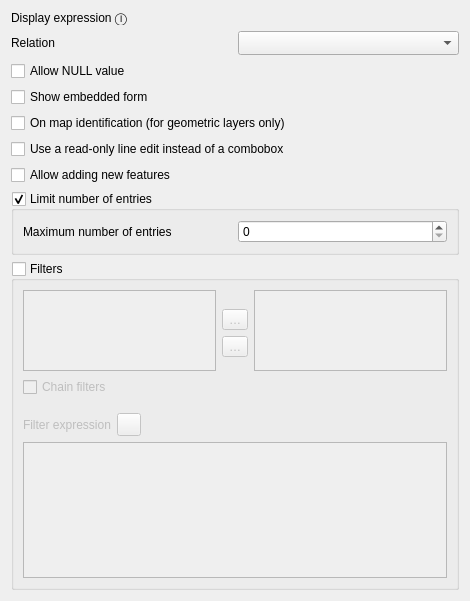
Above: src/ui/editorwidgets/qgsrelationreferenceconfigdlgbase.ui from carsmie/QGIS before the change. Below: the same form after it.
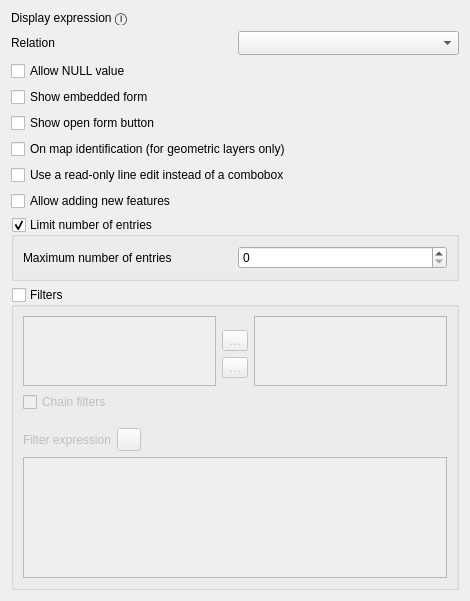
That is the form after the change. Icons and pictures are not drawn. Custom widgets are drawn as their Qt base class.

Commit message: fix missing widget

Patch:
```diff
--- a/src/ui/editorwidgets/qgsrelationreferenceconfigdlgbase.ui
+++ b/src/ui/editorwidgets/qgsrelationreferenceconfigdlgbase.ui
@@ -21,7 +21,7 @@
      </property>
     </widget>
    </item>
-   <item row="6" column="0" colspan="2">
+   <item row="7" column="0" colspan="2">
     <widget class="QCheckBox" name="mCbxAllowAddFeatures">
      <property name="text">
       <string>Allow adding new features</string>
@@ -45,14 +45,14 @@
      </property>
     </widget>
    </item>
-   <item row="5" column="0" colspan="2">
+   <item row="6" column="0" colspan="2">
     <widget class="QCheckBox" name="mCbxReadOnly">
      <property name="text">
       <string>Use a read-only line edit instead of a combobox</string>
      </property>
     </widget>
    </item>
-   <item row="4" column="0" colspan="2">
+   <item row="5" column="0" colspan="2">
     <widget class="QCheckBox" name="mCbxMapIdentification">
      <property name="text">
       <string>On map identification (for geometric layers only)</string>
@@ -76,7 +76,7 @@
      </property>
     </widget>
    </item>
-   <item row="8" column="0" colspan="2">
+   <item row="9" column="0" colspan="2">
     <widget class="QgsCollapsibleGroupBox" name="mFilterGroupBox">
      <property name="title">
       <string>Filters</string>
@@ -193,7 +193,7 @@
      </layout>
     </widget>
    </item>
-   <item row="7" column="0" colspan="2">
+   <item row="8" column="0" colspan="2">
     <widget class="QGroupBox" name="mFetchLimitGroupBox">
      <property name="toolTip">
       <string>If no limit is set, all entries are loaded.</string>
@@ -225,6 +225,13 @@
      </property>
     </widget>
    </item>
+   <item row="4" column="0" colspan="2">
+    <widget class="QCheckBox" name="mCbxShowOpenFormButton">
+     <property name="text">
+      <string>Show open form button</string>
+     </property>
+    </widget>
+   </item>
   </layout>
  </widget>
  <customwidgets>
```
Left out of the diff: 1 changed line with no effect on the pictures.
